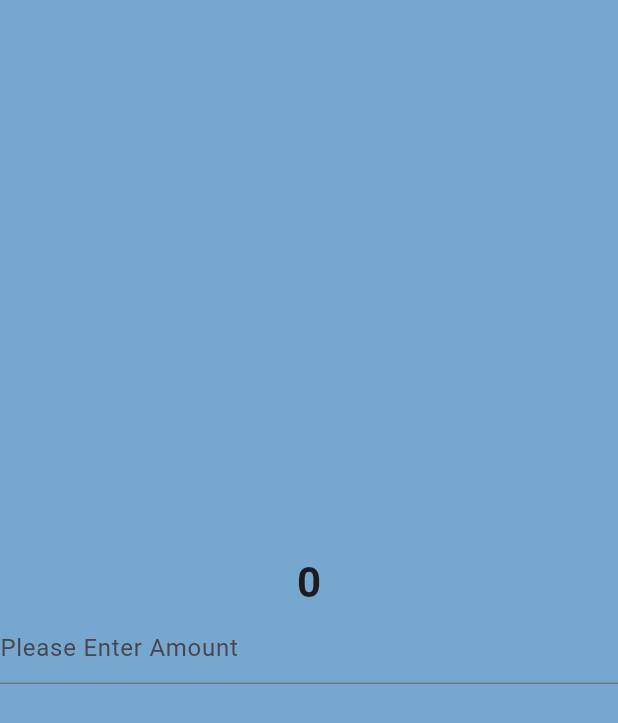
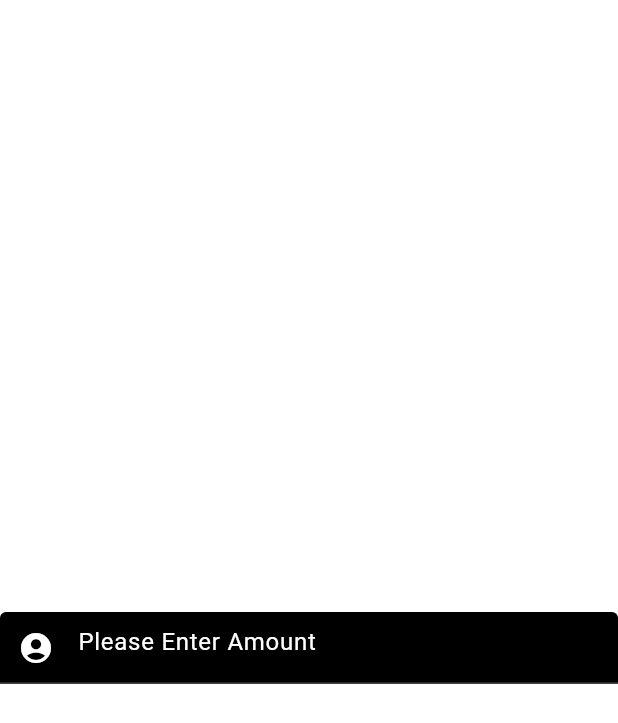
Before and after one commit to HaiderL48/android-app, a Flutter app: the screen it shows after launch, on a phone screen of 412 x 824 dp. Shown: the top 723 px of the screen. Run offline on Flutter 3.47's test engine with Material 3 defaults, Android fonts, the phone set to English and light mode, and no system bars.

Commit message:
updates 31-7

```diff
--- a/lib/currency_converter.dart
+++ b/lib/currency_converter.dart
@@ -8,31 +8,58 @@ class SplashScreen extends StatelessWidget {
   Widget build(BuildContext context) {
     // BuildContext tells us the location
     // of widget tree that it is presented in
-    // in this file
+    // in this file}
     return const Scaffold(
-      backgroundColor: Color.fromARGB(255, 117, 167, 207),
+
+      backgroundColor: Color.fromARGB(0,0,0,0),
+      //when u want to center the body content
       body: Center(
         child: Column(
           mainAxisAlignment: MainAxisAlignment.center,
           children: [
             Text(
               '0',
-              style: TextStyle(fontSize: 28, fontWeight: FontWeight.bold),
+              style:
+              TextStyle(fontSize: 28, fontWeight: FontWeight.bold, color: Colors.white),
+
             ),
             // MaterialButton(
             //     color: Color.fromRGBO(255, 0, 0, 1),
-            //     VoidCallback onPressed: (){},
             //     textColor: Color.fromRGBO(255, 255, 255, 1),
             //     child: Text("Click Me"),
             // ),
             TextField(
+
+              style:
+              TextStyle(
+                color: Colors.white,
+              ),
+
                 decoration: InputDecoration(
-                    hintText: 'Please Enter Amount',// hintText works like Placeholder
+
+                    hintText: 'Please Enter Amount',
+                    hintStyle: TextStyle(color: Colors.white),// hintText works like Placeholder
+                    filled: true,
+                    fillColor: Colors.black,
+                    focusedBorder: OutlineInputBorder(
+                    borderSide: (
+                    BorderSide(
+                      color: Colors.transparent,
+                    )
+                    )),
+                    prefixIcon: Icon(
+                      Icons.account_circle_rounded
+                    ),
+                    prefixIconColor: Colors.white,
+                    errorBorder: OutlineInputBorder(borderSide: BorderSide(color: Color.fromARGB(255, 0, 0,0)))
+
                 ),
             ),
           ],
         ),
       ),
     );
+
   }
+
 }
--- a/lib/main.dart
+++ b/lib/main.dart
@@ -9,6 +9,7 @@ class MyApp extends StatelessWidget{
 
   @override
   Widget build(BuildContext context) {
+    // build context is a class it telling the location of SplashScreen
    return const MaterialApp(
     debugShowCheckedModeBanner: false,
      home: SplashScreen(),
```
Also changed, not shown: lib/handleChange.dart (added).
